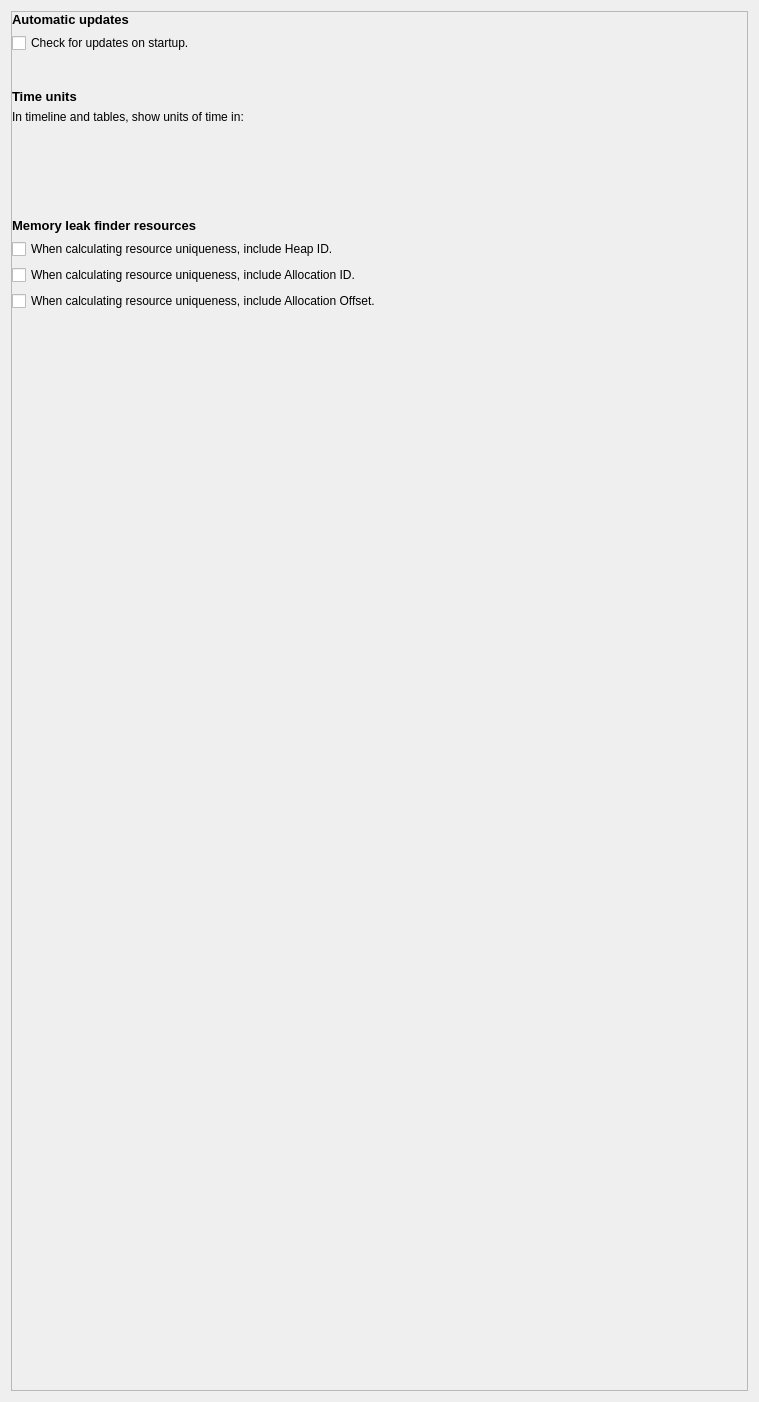
Above: source/frontend/views/settings/settings_pane.ui from GPUOpen-Tools/radeon_memory_visualizer before the change. Below: the same form after it.
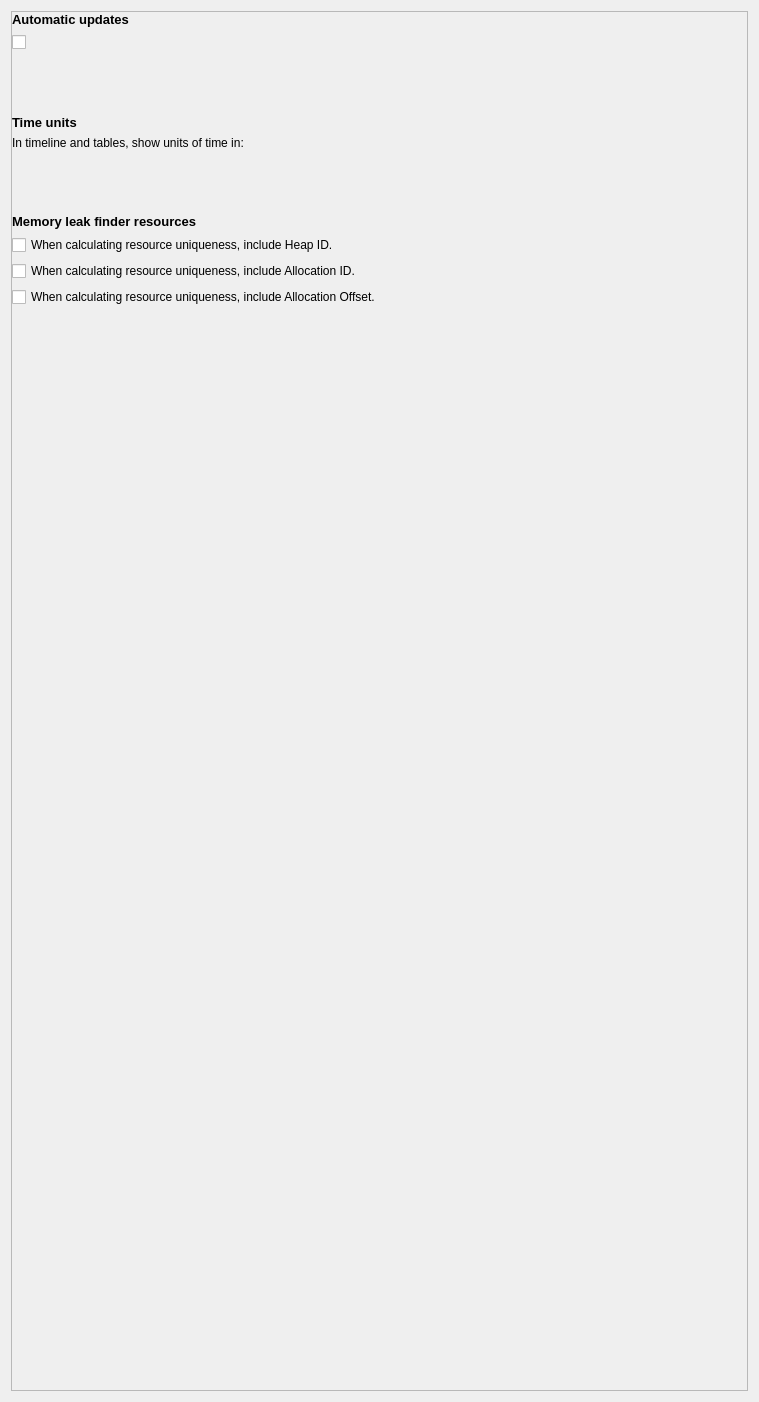
That is the form after the change. Custom widgets are drawn as their Qt base class.

Diff of the .ui file:
```diff
--- a/source/frontend/views/settings/settings_pane.ui
+++ b/source/frontend/views/settings/settings_pane.ui
@@ -88,7 +88,7 @@
              </sizepolicy>
             </property>
             <property name="text">
-             <string>Check for updates on startup.</string>
+             <string/>
             </property>
            </widget>
           </item>
@@ -124,6 +124,16 @@
          </property>
         </spacer>
        </item>
+       <item>
+        <widget class="DriverOverridesNotificationConfigWidget" name="driver_overrides_notification_config_widget_" native="true">
+         <property name="minimumSize">
+          <size>
+           <width>0</width>
+           <height>20</height>
+          </size>
+         </property>
+        </widget>
+       </item>
        <item>
         <widget class="ScaledLabel" name="unit_label_">
          <property name="sizePolicy">
@@ -227,22 +237,6 @@
          </item>
         </layout>
        </item>
-       <item>
-        <spacer name="vertical_spacer_2_">
-         <property name="orientation">
-          <enum>Qt::Vertical</enum>
-         </property>
-         <property name="sizeType">
-          <enum>QSizePolicy::Fixed</enum>
-         </property>
-         <property name="sizeHint" stdset="0">
-          <size>
-           <width>20</width>
-           <height>30</height>
-          </size>
-         </property>
-        </spacer>
-       </item>
        <item>
         <spacer name="vertical_spacer_3_">
          <property name="orientation">
@@ -432,7 +426,13 @@
   <customwidget>
    <class>RMVColoredCheckbox</class>
    <extends>QCheckBox</extends>
-   <header>views/custom_widgets/rmv_colored_checkbox.h</header>
+   <header>qt_common/custom_widgets/check_box_widget.h</header>
+  </customwidget>
+  <customwidget>
+   <class>DriverOverridesNotificationConfigWidget</class>
+   <extends>QWidget</extends>
+   <header>qt_common/custom_widgets/driver_overrides_notification_config_widget.h</header>
+   <container>1</container>
   </customwidget>
  </customwidgets>
  <resources>
```
Left out of the diff: 10 changed lines with no effect on the pictures.
